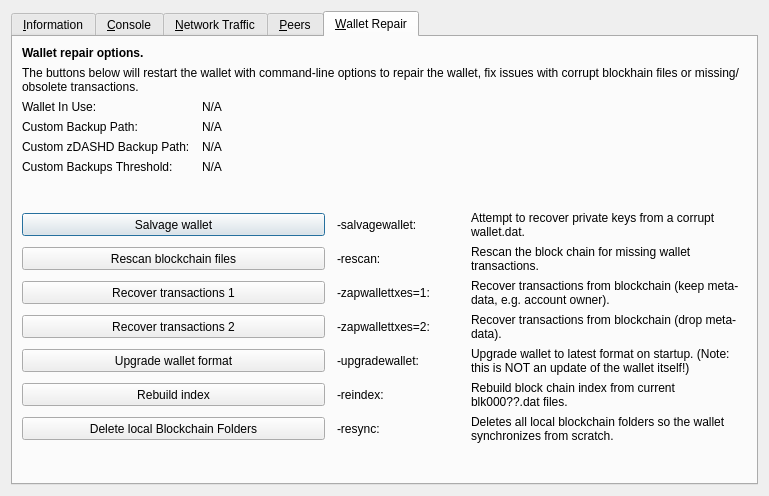
The window that src/qt/forms/rpcconsole.ui (decenomy/SAPP) describes before a commit, drawn with Qt 5.
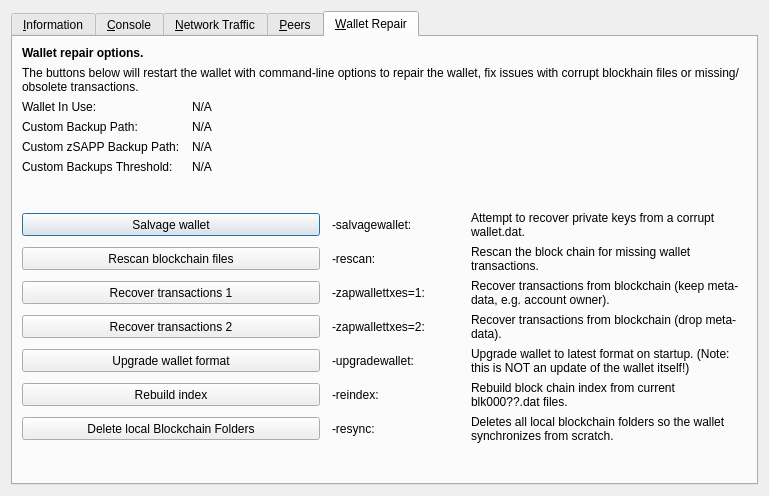
The same window after the commit. The open tabs and pages were chosen to show the change. Icons and pictures are not drawn. Custom widgets are drawn as their Qt base class.

What changed in the file:
```diff
--- a/src/qt/forms/rpcconsole.ui
+++ b/src/qt/forms/rpcconsole.ui
@@ -1333,7 +1333,7 @@
           <bool>false</bool>
          </property>
          <property name="text">
-          <string>Custom zDASHD Backup Path:</string>
+          <string>Custom zSAPP Backup Path:</string>
          </property>
         </widget>
        </item>
```
Left out of the diff: 2 changed lines with no effect on the pictures.
